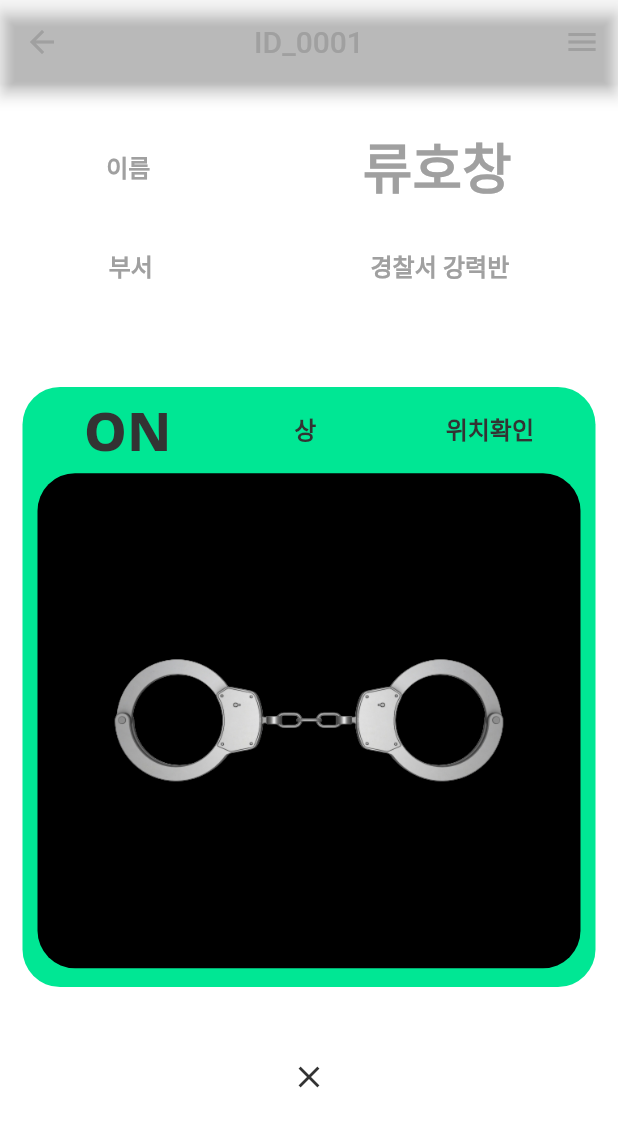
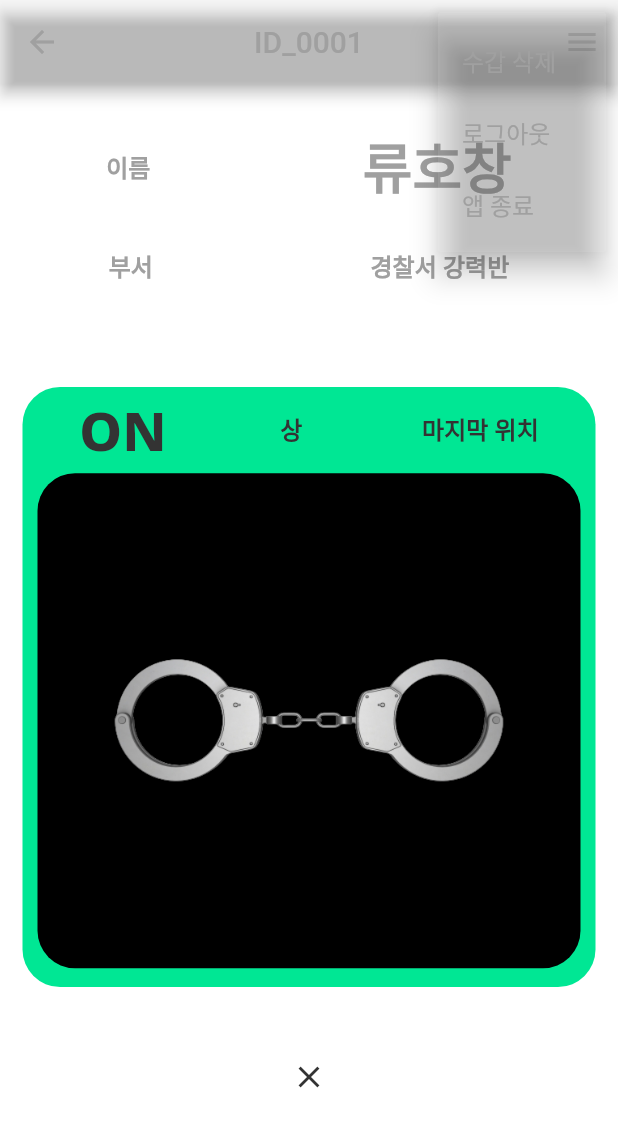
Before and after one commit to JohnRyoo/handcuff_police, a Flutter app: the MainPageScreen screen opened directly, after a tap on the "menu" icon, on a phone screen of 412 x 824 dp. Shown: the top 1127 px of the screen. Run offline on Flutter 3.47's test engine with Material 2 defaults, Android fonts, the phone set to English and light mode, and no system bars; our stand-ins replace fluttertoast, google_fonts.

Commit message:
1. RSSI를 배터리로 수정 2. 메뉴 추가   - 수갑 삭제   - 로그아웃   - 앱 종료

```diff
--- a/lib/screens/main_page.dart
+++ b/lib/screens/main_page.dart
@@ -1,10 +1,15 @@
 import 'package:flutter/material.dart';
+import 'package:flutter/services.dart';
+import 'package:fluttertoast/fluttertoast.dart';
 import 'package:google_fonts/google_fonts.dart';
 import 'package:police/config/palette.dart';
 
 import 'handcuff.dart';
+import 'login.dart';
 
-enum RssiType { high, middle, low }
+enum HandcuffMenu { deleteHandcuff, logout, exit }
+
+enum BatteryLevel { high, middle, low }
 
 enum GpsStatus { disconnected, connecting, connected }
 
@@ -23,9 +28,9 @@ class _MainPageScreenState extends State<MainPageScreen> {
 
   bool isHandcuffRegistered = true; // 수갑 등록 여부
   bool isHandcuffConnected = true; // 수갑 등록 후 수갑과의 연결 여부
-  GpsStatus gpsStatus = GpsStatus.connected; // 수갑 연결 후 GPS 연결
+  GpsStatus gpsStatus = GpsStatus.disconnected; // 수갑 연결 후 GPS 연결
 
-  RssiType rssiType = RssiType.high;
+  BatteryLevel batteryLevel = BatteryLevel.high;
   HandcuffStatus handcuffStatus = HandcuffStatus.normal;
 
   @override
@@ -52,11 +57,34 @@ class _MainPageScreenState extends State<MainPageScreen> {
           style: const TextStyle(color: Palette.whiteTextColor),
         ),
         actions: [
-          IconButton(
-            onPressed: () {},
+          PopupMenuButton(
+              icon: const Icon(
+                Icons.menu,
                 color: Palette.whiteTextColor,
-            icon: const Icon(Icons.menu),
               ),
+              color: Palette.darkButtonColor,
+              onSelected: (item) => _selectedActionMenuItem(context, item),
+              itemBuilder: (context) => [
+                    const PopupMenuItem<HandcuffMenu>(
+                      value: HandcuffMenu.deleteHandcuff,
+                      child: Text(
+                        "수갑 삭제",
+                        style: TextStyle(color: Palette.whiteTextColor),
+                      ),
+                    ),
+                    const PopupMenuItem<HandcuffMenu>(
+                        value: HandcuffMenu.logout,
+                        child: Text(
+                          "로그아웃",
+                          style: TextStyle(color: Palette.whiteTextColor),
+                        )),
+                    const PopupMenuItem<HandcuffMenu>(
+                        value: HandcuffMenu.exit,
+                        child: Text(
+                          "앱 종료",
+                          style: TextStyle(color: Palette.whiteTextColor),
+                        ))
+                  ]),
         ],
       ),
       body: Container(
@@ -65,6 +93,7 @@ class _MainPageScreenState extends State<MainPageScreen> {
         decoration: const BoxDecoration(
           color: Palette.backgroundColor,
         ),
+        child: SingleChildScrollView(
           child: Column(
             children: [
               const SizedBox(
@@ -166,7 +195,9 @@ class _MainPageScreenState extends State<MainPageScreen> {
                   height: 400,
                   decoration: BoxDecoration(
                     borderRadius: BorderRadius.circular(25),
-                  color: isHandcuffConnected &&
+                    color: !isHandcuffConnected
+                        ? Palette.darkButtonColor
+                        : isHandcuffConnected &&
                                 (handcuffStatus == HandcuffStatus.runAway)
                             ? Palette.emergencyColor
                             : Palette.lightButtonColor,
@@ -193,11 +224,11 @@ class _MainPageScreenState extends State<MainPageScreen> {
                           Text(
                             !isHandcuffConnected
                                 ? '-'
-                              : rssiType == RssiType.high
+                                : batteryLevel == BatteryLevel.high
                                     ? '상 '
-                                  : rssiType == RssiType.middle
+                                    : batteryLevel == BatteryLevel.middle
                                         ? '중'
-                                      : rssiType == RssiType.low
+                                        : batteryLevel == BatteryLevel.low
                                             ? '하'
                                             : '-',
                             style: GoogleFonts.notoSans(
@@ -212,7 +243,8 @@ class _MainPageScreenState extends State<MainPageScreen> {
                             ),
                           ),
                           Text(
-                          !isHandcuffConnected
+                            !isHandcuffConnected ||
+                                    gpsStatus == GpsStatus.disconnected
                                 ? '마지막 위치'
                                 : gpsStatus == GpsStatus.connected
                                     ? '위치확인'
@@ -233,7 +265,7 @@ class _MainPageScreenState extends State<MainPageScreen> {
                       Container(
                         height: 330,
                         width: _phoneWidth - 50,
-                      margin: const EdgeInsets.fromLTRB(10,0,10,10),
+                        margin: const EdgeInsets.fromLTRB(10, 0, 10, 10),
                         decoration: BoxDecoration(
                           borderRadius: BorderRadius.circular(25),
                           color: Colors.black,
@@ -260,7 +292,7 @@ class _MainPageScreenState extends State<MainPageScreen> {
               ),
               // 수갑 추가 버튼
               if (!isHandcuffRegistered)
-              Positioned(
+                SizedBox(
                   child: GestureDetector(
                     onTap: () {
                       Navigator.push(context,
@@ -289,7 +321,7 @@ class _MainPageScreenState extends State<MainPageScreen> {
                   ),
                 ),
               if (isHandcuffRegistered)
-              Positioned(
+                SizedBox(
                   child: Container(
                     padding: const EdgeInsets.all(0),
                     height: 60,
@@ -312,6 +344,91 @@ class _MainPageScreenState extends State<MainPageScreen> {
             ],
           ),
         ),
+      ),
+    );
+  }
+
+  void _selectedActionMenuItem(BuildContext context, item) {
+    switch (item) {
+      case HandcuffMenu.deleteHandcuff:
+        _showToast("등록된 수갑 삭제");
+
+        // 수갑 삭제 추가
+        setState(() {
+          isHandcuffRegistered = false;
+        });
+        break;
+      case HandcuffMenu.logout:
+        // 모든 페이지를 제거 후 지정한 페이지를 push
+        Navigator.pushAndRemoveUntil(
+            context,
+            MaterialPageRoute(builder: (context) => const LoginScreen()),
+            (route) => false);
+        break;
+      case HandcuffMenu.exit:
+        _exitApp();
+    }
+  }
+
+  Future _exitApp() async {
+    return await showDialog(
+        context: context,
+        builder: (BuildContext context) {
+          return AlertDialog(
+            backgroundColor: Palette.lightButtonColor,
+            title: Text(
+              '종료하시겠습니까?',
+              style: GoogleFonts.notoSans(
+                textStyle: const TextStyle(
+                  color: Palette.darkTextColor,
+                  fontSize: 16,
+                  fontWeight: FontWeight.w800,
+                ),
+              ),
+            ),
+            actions: [
+              TextButton(
+                onPressed: () {
+                  //아래 함수를 이용해서 앱을 종료 할 수 있다.
+                  SystemChannels.platform.invokeMethod('SystemNavigator.pop');
+                },
+                child: Text(
+                  '끝내기',
+                  style: GoogleFonts.notoSans(
+                    textStyle: const TextStyle(
+                      color: Palette.darkTextColor,
+                      fontSize: 14,
+                    ),
+                  ),
+                ),
+              ),
+              TextButton(
+                onPressed: () {
+                  Navigator.pop(context);
+                },
+                child: Text(
+                  '아니요',
+                  style: GoogleFonts.notoSans(
+                    textStyle: const TextStyle(
+                      color: Palette.darkTextColor,
+                      fontSize: 14,
+                    ),
+                  ),
+                ),
+              ),
+            ],
+          );
+        });
+  }
+
+  void _showToast(String toastMessage) {
+    Fluttertoast.showToast(
+      msg: toastMessage,
+      gravity: ToastGravity.BOTTOM,
+      backgroundColor: Palette.lightButtonColor,
+      fontSize: 20,
+      textColor: Palette.lightTextColor,
+      toastLength: Toast.LENGTH_SHORT,
     );
   }
 }
```
Lines whose indentation alone changed are shown as unchanged.
